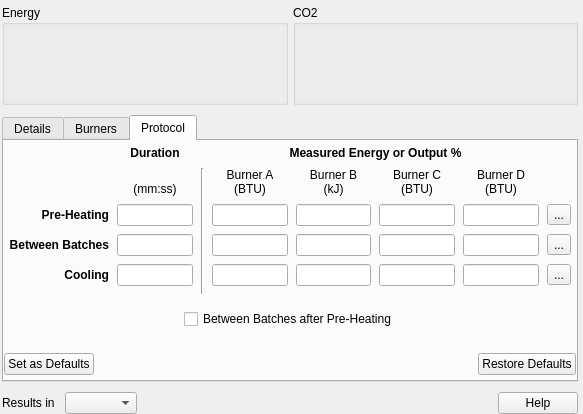
Old version of the form src/ui/EnergyWidget.ui in the repository roundfile/yml.
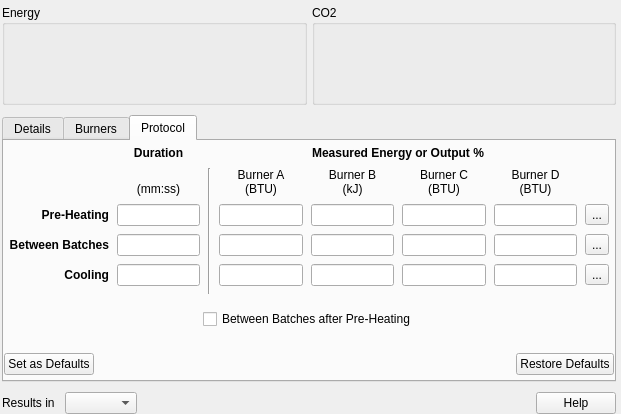
New version of the form. The open tabs and pages were chosen to show the change. Custom widgets are drawn as their Qt base class.

```diff
--- a/src/ui/EnergyWidget.ui
+++ b/src/ui/EnergyWidget.ui
@@ -6,7 +6,7 @@
    <rect>
     <x>0</x>
     <y>0</y>
-    <width>583</width>
+    <width>621</width>
     <height>414</height>
    </rect>
   </property>
@@ -170,7 +170,6 @@
           <property name="font">
            <font>
             <pointsize>20</pointsize>
-            <weight>75</weight>
             <bold>true</bold>
            </font>
           </property>
@@ -336,7 +335,6 @@
           <property name="font">
            <font>
             <pointsize>20</pointsize>
-            <weight>75</weight>
             <bold>true</bold>
            </font>
           </property>
@@ -1461,23 +1459,68 @@
           </property>
           <item row="3" column="6">
            <widget class="QLineEdit" name="preheatenergies3">
+            <property name="toolTip">
+             <string notr="true"/>
+            </property>
+            <property name="accessibleDescription">
+             <string notr="true"/>
+            </property>
+            <property name="inputMask">
+             <string notr="true"/>
+            </property>
+            <property name="text">
+             <string notr="true"/>
+            </property>
             <property name="alignment">
              <set>Qt::AlignRight|Qt::AlignTrailing|Qt::AlignVCenter</set>
             </property>
+            <property name="placeholderText">
+             <string notr="true"/>
+            </property>
            </widget>
           </item>
           <item row="5" column="3">
            <widget class="QLineEdit" name="coolingenergies0">
+            <property name="toolTip">
+             <string notr="true"/>
+            </property>
+            <property name="accessibleDescription">
+             <string notr="true"/>
+            </property>
+            <property name="inputMask">
+             <string notr="true"/>
+            </property>
+            <property name="text">
+             <string notr="true"/>
+            </property>
             <property name="alignment">
              <set>Qt::AlignRight|Qt::AlignTrailing|Qt::AlignVCenter</set>
             </property>
+            <property name="placeholderText">
+             <string notr="true"/>
+            </property>
            </widget>
           </item>
           <item row="5" column="1">
            <widget class="QLineEdit" name="coolingDuration">
+            <property name="toolTip">
+             <string notr="true"/>
+            </property>
+            <property name="accessibleDescription">
+             <string notr="true"/>
+            </property>
+            <property name="inputMask">
+             <string notr="true"/>
+            </property>
+            <property name="text">
+             <string notr="true"/>
+            </property>
             <property name="alignment">
              <set>Qt::AlignRight|Qt::AlignTrailing|Qt::AlignVCenter</set>
             </property>
+            <property name="placeholderText">
+             <string notr="true"/>
+            </property>
            </widget>
           </item>
           <item row="4" column="0">
@@ -1501,16 +1544,46 @@
           </item>
           <item row="4" column="3">
            <widget class="QLineEdit" name="betweenbatchesenergy0">
+            <property name="toolTip">
+             <string notr="true"/>
+            </property>
+            <property name="accessibleDescription">
+             <string notr="true"/>
+            </property>
+            <property name="inputMask">
+             <string notr="true"/>
+            </property>
+            <property name="text">
+             <string notr="true"/>
+            </property>
             <property name="alignment">
              <set>Qt::AlignRight|Qt::AlignTrailing|Qt::AlignVCenter</set>
             </property>
+            <property name="placeholderText">
+             <string notr="true"/>
+            </property>
            </widget>
           </item>
           <item row="4" column="4">
            <widget class="QLineEdit" name="betweenbatchesenergy1">
+            <property name="toolTip">
+             <string notr="true"/>
+            </property>
+            <property name="accessibleDescription">
+             <string notr="true"/>
+            </property>
+            <property name="inputMask">
+             <string notr="true"/>
+            </property>
+            <property name="text">
+             <string notr="true"/>
+            </property>
             <property name="alignment">
              <set>Qt::AlignRight|Qt::AlignTrailing|Qt::AlignVCenter</set>
             </property>
+            <property name="placeholderText">
+             <string notr="true"/>
+            </property>
            </widget>
           </item>
           <item row="2" column="1">
@@ -1636,7 +1709,6 @@
            <widget class="QLabel" name="durationLabel">
             <property name="font">
              <font>
-              <weight>75</weight>
               <bold>true</bold>
              </font>
             </property>
@@ -1663,16 +1735,46 @@
           </item>
           <item row="5" column="6">
            <widget class="QLineEdit" name="coolingenergies3">
+            <property name="toolTip">
+             <string notr="true"/>
+            </property>
+            <property name="accessibleDescription">
+             <string notr="true"/>
+            </property>
+            <property name="inputMask">
+             <string notr="true"/>
+            </property>
+            <property name="text">
+             <string notr="true"/>
+            </property>
             <property name="alignment">
              <set>Qt::AlignRight|Qt::AlignTrailing|Qt::AlignVCenter</set>
             </property>
+            <property name="placeholderText">
+             <string notr="true"/>
+            </property>
            </widget>
           </item>
           <item row="4" column="1">
            <widget class="QLineEdit" name="betweenBatchesDuration">
+            <property name="toolTip">
+             <string notr="true"/>
+            </property>
+            <property name="accessibleDescription">
+             <string notr="true"/>
+            </property>
+            <property name="inputMask">
+             <string notr="true"/>
+            </property>
+            <property name="text">
+             <string notr="true"/>
+            </property>
             <property name="alignment">
              <set>Qt::AlignRight|Qt::AlignTrailing|Qt::AlignVCenter</set>
             </property>
+            <property name="placeholderText">
+             <string notr="true"/>
+            </property>
            </widget>
           </item>
           <item row="3" column="0">
@@ -1696,9 +1798,24 @@
           </item>
           <item row="5" column="5">
            <widget class="QLineEdit" name="coolingenergies2">
+            <property name="toolTip">
+             <string notr="true"/>
+            </property>
+            <property name="accessibleDescription">
+             <string notr="true"/>
+            </property>
+            <property name="inputMask">
+             <string notr="true"/>
+            </property>
+            <property name="text">
+             <string notr="true"/>
+            </property>
             <property name="alignment">
              <set>Qt::AlignRight|Qt::AlignTrailing|Qt::AlignVCenter</set>
             </property>
+            <property name="placeholderText">
+             <string notr="true"/>
+            </property>
            </widget>
           </item>
           <item row="2" column="6">
@@ -1736,30 +1853,90 @@
           </item>
           <item row="3" column="3">
            <widget class="QLineEdit" name="preheatenergies0">
+            <property name="toolTip">
+             <string notr="true"/>
+            </property>
+            <property name="accessibleDescription">
+             <string notr="true"/>
+            </property>
+            <property name="inputMask">
+             <string notr="true"/>
+            </property>
+            <property name="text">
+             <string notr="true"/>
+            </property>
             <property name="alignment">
              <set>Qt::AlignRight|Qt::AlignTrailing|Qt::AlignVCenter</set>
             </property>
+            <property name="placeholderText">
+             <string notr="true"/>
+            </property>
            </widget>
           </item>
           <item row="4" column="6">
            <widget class="QLineEdit" name="betweenbatchesenergy3">
+            <property name="toolTip">
+             <string notr="true"/>
+            </property>
+            <property name="accessibleDescription">
+             <string notr="true"/>
+            </property>
+            <property name="inputMask">
+             <string notr="true"/>
+            </property>
+            <property name="text">
+             <string notr="true"/>
+            </property>
             <property name="alignment">
              <set>Qt::AlignRight|Qt::AlignTrailing|Qt::AlignVCenter</set>
             </property>
+            <property name="placeholderText">
+             <string notr="true"/>
+            </property>
            </widget>
           </item>
           <item row="3" column="5">
            <widget class="QLineEdit" name="preheatenergies2">
+            <property name="toolTip">
+             <string notr="true"/>
+            </property>
+            <property name="accessibleDescription">
+             <string notr="true"/>
+            </property>
+            <property name="inputMask">
+             <string notr="true"/>
+            </property>
+            <property name="text">
+             <string notr="true"/>
+            </property>
             <property name="alignment">
              <set>Qt::AlignRight|Qt::AlignTrailing|Qt::AlignVCenter</set>
             </property>
+            <property name="placeholderText">
+             <string notr="true"/>
+            </property>
            </widget>
           </item>
           <item row="4" column="5">
            <widget class="QLineEdit" name="betweenbatchesenergy2">
+            <property name="toolTip">
+             <string notr="true"/>
+            </property>
+            <property name="accessibleDescription">
+             <string notr="true"/>
+            </property>
+            <property name="inputMask">
+             <string notr="true"/>
+            </property>
+            <property name="text">
+             <string notr="true"/>
+            </property>
             <property name="alignment">
              <set>Qt::AlignRight|Qt::AlignTrailing|Qt::AlignVCenter</set>
             </property>
+            <property name="placeholderText">
+             <string notr="true"/>
+            </property>
            </widget>
           </item>
           <item row="2" column="5">
@@ -1797,16 +1974,30 @@
           </item>
           <item row="3" column="1">
            <widget class="QLineEdit" name="preheatDuration">
+            <property name="toolTip">
+             <string notr="true"/>
+            </property>
+            <property name="accessibleDescription">
+             <string notr="true"/>
+            </property>
+            <property name="inputMask">
+             <string notr="true"/>
+            </property>
+            <property name="text">
+             <string notr="true"/>
+            </property>
             <property name="alignment">
              <set>Qt::AlignRight|Qt::AlignTrailing|Qt::AlignVCenter</set>
             </property>
+            <property name="placeholderText">
+             <string notr="true"/>
+            </property>
            </widget>
           </item>
           <item row="0" column="3" colspan="4">
            <widget class="QLabel" name="measuredEnergyLabel">
             <property name="font">
              <font>
-              <weight>75</weight>
               <bold>true</bold>
              </font>
             </property>
@@ -1823,16 +2014,46 @@
           </item>
           <item row="5" column="4">
            <widget class="QLineEdit" name="coolingenergies1">
+            <property name="toolTip">
+             <string notr="true"/>
+            </property>
+            <property name="accessibleDescription">
+             <string notr="true"/>
+            </property>
+            <property name="inputMask">
+             <string notr="true"/>
+            </property>
+            <property name="text">
+             <string notr="true"/>
+            </property>
             <property name="alignment">
              <set>Qt::AlignRight|Qt::AlignTrailing|Qt::AlignVCenter</set>
             </property>
+            <property name="placeholderText">
+             <string notr="true"/>
+            </property>
            </widget>
           </item>
           <item row="3" column="4">
            <widget class="QLineEdit" name="preheatenergies1">
+            <property name="toolTip">
+             <string notr="true"/>
+            </property>
+            <property name="accessibleDescription">
+             <string notr="true"/>
+            </property>
+            <property name="inputMask">
+             <string notr="true"/>
+            </property>
+            <property name="text">
+             <string notr="true"/>
+            </property>
             <property name="alignment">
              <set>Qt::AlignRight|Qt::AlignTrailing|Qt::AlignVCenter</set>
             </property>
+            <property name="placeholderText">
+             <string notr="true"/>
+            </property>
            </widget>
           </item>
           <item row="3" column="7">
```
Left out of the diff: 484 changed lines with no effect on the pictures.
